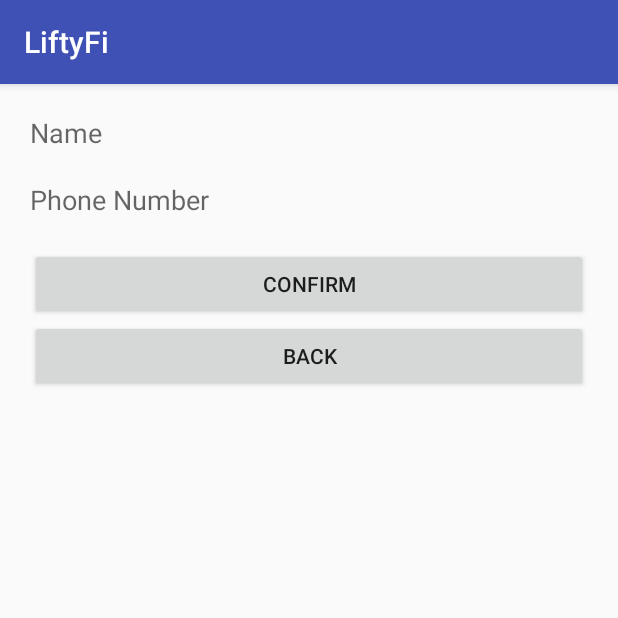
After one commit to Siddharth1698/LiftyFi, an Android app: the CustomerSettingsActivity screen opened directly, with no data from a screen before it, on a phone screen of 412 x 824 dp, the top half of it. The commit adds this screen. Run offline under Robolectric (Android 15) with nearby library versions, the phone set to English and light mode, and no system bars; our stand-ins replace Firebase (no records; nobody signed in at launch, a user with empty details on screens opened directly).

Commit message:
Adding Customer Information

```diff
--- a/app/src/main/AndroidManifest.xml
+++ b/app/src/main/AndroidManifest.xml
@@ -43,7 +43,8 @@
         <activity
             android:name=".DriverMapsActivity"
             android:label="@string/title_activity_driver_maps" />
-        <activity android:name=".CustomerMapActivity"></activity>
+        <activity android:name=".CustomerMapActivity" />
+        <activity android:name=".CustomerSettingsActivity"></activity>
     </application>
 
 </manifest>
--- /dev/null
+++ b/app/src/main/java/com/siddharthm/liftyfi/CustomerSettingsActivity.java
@@ -0,0 +1,89 @@
+package com.siddharthm.liftyfi;
+
+import android.support.v7.app.AppCompatActivity;
+import android.os.Bundle;
+import android.view.View;
+import android.widget.Button;
+import android.widget.EditText;
+
+import com.google.firebase.auth.FirebaseAuth;
+import com.google.firebase.database.DataSnapshot;
+import com.google.firebase.database.DatabaseError;
+import com.google.firebase.database.DatabaseReference;
+import com.google.firebase.database.FirebaseDatabase;
+import com.google.firebase.database.ValueEventListener;
+
+import java.util.HashMap;
+import java.util.Map;
+
+public class CustomerSettingsActivity extends AppCompatActivity {
+    private EditText mName,mPhone;
+    private Button mConfirm,mBack;
+    private FirebaseAuth auth;
+    private DatabaseReference mCustomerDatabase;
+    private String userId;
+    private String name,phone;
+
+    @Override
+    protected void onCreate(Bundle savedInstanceState) {
+        super.onCreate(savedInstanceState);
+        setContentView(R.layout.activity_customer_settings);
+        mName = (EditText)findViewById(R.id.name);
+        mPhone = (EditText)findViewById(R.id.phone);
+        mConfirm = (Button)findViewById(R.id.confirm);
+        mBack = (Button)findViewById(R.id.back);
+        auth = FirebaseAuth.getInstance();
+        userId = auth.getCurrentUser().getUid();
+        mCustomerDatabase = FirebaseDatabase.getInstance().getReference().child("Users").child("Customers").child(userId);
+        getUserInfo();
+        mConfirm.setOnClickListener(new View.OnClickListener() {
+            @Override
+            public void onClick(View v) {
+                saveUserInformation();
+            }
+        });
+        mBack.setOnClickListener(new View.OnClickListener() {
+            @Override
+            public void onClick(View v) {
+                finish();
+                return;
+            }
+        });
+
+    }
+    private void getUserInfo(){
+        mCustomerDatabase.addValueEventListener(new ValueEventListener() {
+            @Override
+            public void onDataChange(DataSnapshot dataSnapshot) {
+                if (dataSnapshot.exists() && dataSnapshot.getChildrenCount()>0){
+                    Map<String,Object> map = (Map<String, Object>) dataSnapshot.getValue();
+                    if (map.get("name")!=null){
+                        name = map.get("name").toString();
+                        mName.setText(name);
+                    }
+                    if (map.get("phone")!=null){
+                        phone = map.get("phone").toString();
+                        mPhone.setText(phone);
+                    }
+                }
+            }
+
+            @Override
+            public void onCancelled(DatabaseError databaseError) {
+
+            }
+        });
+    }
+
+    private void saveUserInformation() {
+        name = mName.getText().toString();
+        phone = mPhone.getText().toString();
+        Map userInfo = new HashMap();
+        userInfo.put("name",name);
+        userInfo.put("phone",phone);
+        mCustomerDatabase.updateChildren(userInfo);
+        finish();
+
+
+    }
+}
--- /dev/null
+++ b/app/src/main/res/layout/activity_customer_settings.xml
@@ -0,0 +1,40 @@
+<?xml version="1.0" encoding="utf-8"?>
+<LinearLayout xmlns:android="http://schemas.android.com/apk/res/android"
+    xmlns:app="http://schemas.android.com/apk/res-auto"
+    xmlns:tools="http://schemas.android.com/tools"
+    android:layout_width="match_parent"
+    android:layout_height="match_parent"
+    android:orientation="vertical"
+    tools:context=".CustomerSettingsActivity"
+    android:padding="20sp">
+
+    <EditText
+        android:id="@+id/name"
+        android:layout_width="match_parent"
+        android:layout_height="wrap_content"
+        android:background="@null"
+        android:hint="Name"
+        android:layout_marginBottom="20sp"/>
+
+    <EditText
+        android:id="@+id/phone"
+        android:layout_width="match_parent"
+        android:layout_height="wrap_content"
+        android:background="@null"
+        android:hint="Phone Number"
+        android:inputType="number"
+        android:layout_marginBottom="20sp"/>
+
+    <Button
+        android:layout_width="match_parent"
+        android:layout_height="wrap_content"
+        android:id="@+id/confirm"
+        android:text="Confirm"/>
+
+    <Button
+        android:layout_width="match_parent"
+        android:layout_height="wrap_content"
+        android:id="@+id/back"
+        android:text="Back"/>
+
+</LinearLayout>
```
Also changed, not shown: app/src/main/java/com/siddharthm/liftyfi/CustomerMapActivity.java (+11 -1 lines), app/src/main/java/com/siddharthm/liftyfi/DriverMapsActivity.java (+18 -4 lines), app/src/main/res/layout/activity_customer_map.xml (+7 -0 lines).
